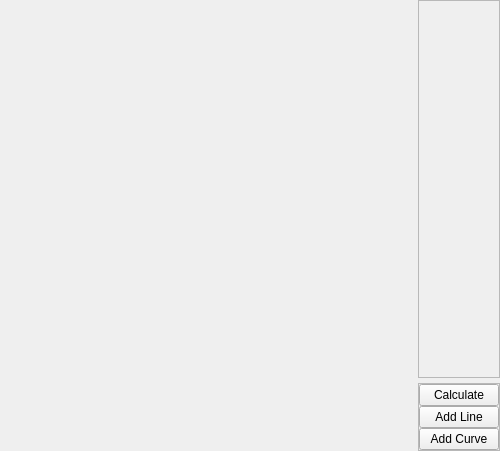
Above: gui/widget/tracedesign/TraceDesignWidget.ui from Kaldie/GeRoBot before the change. Below: the same form after it.
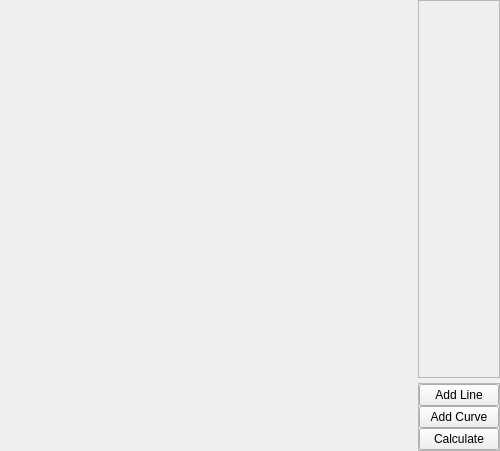
That is the form after the change.

Commit message: Added remove and add trace to the class to handle it uniformaly

```diff
--- a/gui/widget/tracedesign/TraceDesignWidget.ui
+++ b/gui/widget/tracedesign/TraceDesignWidget.ui
@@ -114,13 +114,6 @@
          <property name="bottomMargin">
           <number>0</number>
          </property>
-         <item>
-          <widget class="QPushButton" name="addCurveButton">
-           <property name="text">
-            <string>Calculate</string>
-           </property>
-          </widget>
-         </item>
          <item>
           <widget class="QPushButton" name="addLineButton">
            <property name="text">
@@ -129,12 +122,19 @@
           </widget>
          </item>
          <item>
-          <widget class="QPushButton" name="calculateButton">
+          <widget class="QPushButton" name="addCurveButton">
            <property name="text">
             <string>Add Curve</string>
            </property>
           </widget>
          </item>
+         <item>
+          <widget class="QPushButton" name="calculateButton">
+           <property name="text">
+            <string>Calculate</string>
+           </property>
+          </widget>
+         </item>
         </layout>
        </widget>
       </item>
```
The commit also changes 2 other files.
